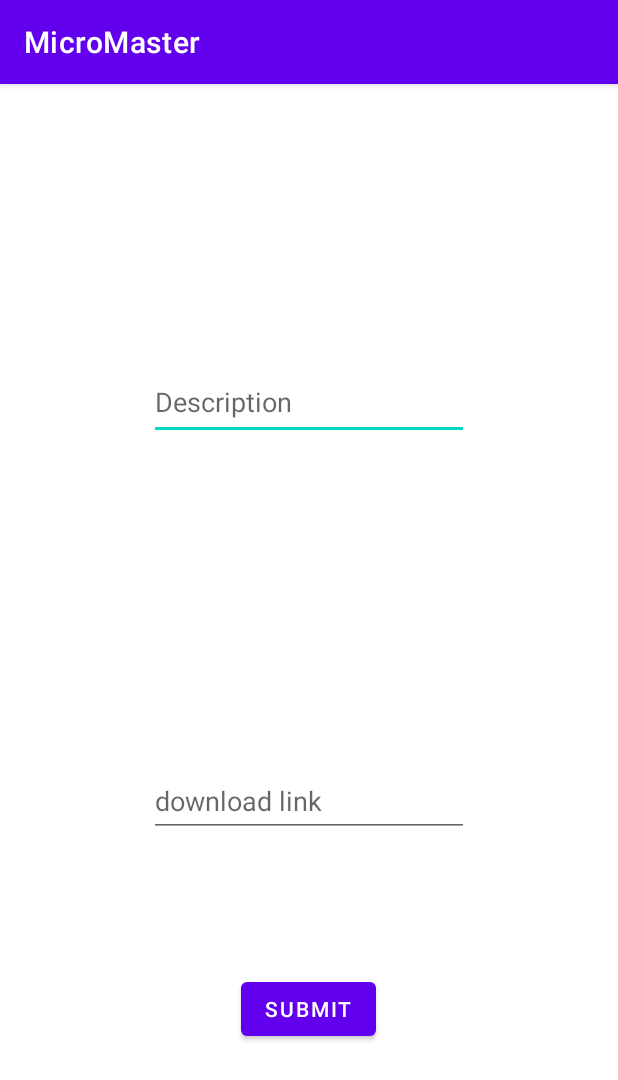
After one commit to Mobile-Programming-HWs/Project, an Android app: the AddHomeworkActivity screen opened directly, with no data from a screen before it, on a phone screen of 412 x 824 dp. The commit adds this screen. Shown: the top 1080 px of the screen. Run offline under Robolectric (Android 15) with nearby library versions, the phone set to English and light mode, and no system bars; our stand-ins replace Room's generated code; 2 statements that could not run were skipped.

Commit message:
added hw

```diff
--- /dev/null
+++ b/app/src/main/java/com/sharif/micromaster/AddHomeworkActivity.java
@@ -0,0 +1,55 @@
+package com.sharif.micromaster;
+
+import androidx.appcompat.app.AppCompatActivity;
+
+import android.content.Intent;
+import android.os.Bundle;
+import android.widget.Button;
+import android.widget.EditText;
+import android.widget.TextView;
+import android.widget.Toast;
+
+public class AddHomeworkActivity extends AppCompatActivity {
+
+    TextView creator;
+    EditText description;
+    EditText link;
+    Button submit;
+    Database db;
+    Course course;
+
+    @Override
+    protected void onCreate(Bundle savedInstanceState) {
+        super.onCreate(savedInstanceState);
+        setContentView(R.layout.activity_add_homework);
+        findViews();
+        db = Database.getInstance(this);
+        User loggedIn = db.UserDao().getUserById(db.LoggedInUserDao().user().getUserID());
+        creator.setText("Creator: " + loggedIn.getName());
+        Intent intent = getIntent();
+        int courseId = intent.getIntExtra("course", 1);
+        course = db.CourseDao().getCourse(courseId);
+        submit.setOnClickListener(view -> {
+            if (creator.getText().toString().isEmpty()) {
+                Toast.makeText(this, "Creator cannot be empty", Toast.LENGTH_SHORT).show();
+                return;
+            }
+            if (link.getText().toString().isEmpty()) {
+                Toast.makeText(this, "Link cannot be empty", Toast.LENGTH_SHORT).show();
+                return;
+            }
+            Homework homework = new Homework(courseId, loggedIn.getId(), description.getText().toString(),
+                    link.getText().toString());
+            db.HomeworkDao().insert(homework);
+            Toast.makeText(this, "Success!", Toast.LENGTH_SHORT).show();
+            finish();
+        });
+    }
+
+    private void findViews() {
+        creator = findViewById(R.id.homework_creator);
+        description = findViewById(R.id.homework_description);
+        link = findViewById(R.id.homework_link);
+        submit = findViewById(R.id.submit_homework);
+    }
+}
--- a/app/src/main/java/com/sharif/micromaster/Database.java
+++ b/app/src/main/java/com/sharif/micromaster/Database.java
@@ -5,7 +5,7 @@ import android.content.Context;
 import androidx.room.Room;
 import androidx.room.RoomDatabase;
 
-@androidx.room.Database(entities = {User.class, Course.class, Homework.class, LoggedInUser.class, TA.class}, version = 6, exportSchema = false)
+@androidx.room.Database(entities = {User.class, Course.class, Homework.class, LoggedInUser.class, TA.class, Enrollment.class}, version = 8, exportSchema = false)
 public abstract class Database extends RoomDatabase {
     public abstract UserDao UserDao();
 
--- a/app/src/main/java/com/sharif/micromaster/HomeworkAdapter.java
+++ b/app/src/main/java/com/sharif/micromaster/HomeworkAdapter.java
@@ -3,6 +3,7 @@ package com.sharif.micromaster;
 import android.content.Context;
 import android.content.Intent;
 import android.net.Uri;
+import android.util.Log;
 import android.view.LayoutInflater;
 import android.view.View;
 import android.view.ViewGroup;
@@ -21,10 +22,12 @@ public class HomeworkAdapter extends RecyclerView.Adapter<HomeworkAdapter.MyView
 
     List<Homework> homeworkList;
     Context context;
+    Database db;
 
     public HomeworkAdapter(List<Homework> homeworkList, Context context) {
         this.homeworkList = homeworkList;
         this.context = context;
+        db = Database.getInstance(context);
     }
 
     @NonNull
@@ -38,12 +41,13 @@ public class HomeworkAdapter extends RecyclerView.Adapter<HomeworkAdapter.MyView
     public void onBindViewHolder(@NonNull MyViewHolder holder, int position) {
         final Homework homework = homeworkList.get(position);
         holder.description.setText(homework.getDescription());
-        holder.creator.setText(homework.getCreator());
+        holder.creator.setText(db.UserDao().getUserById(homework.getCreator()).getName());
         holder.button.setOnClickListener(new View.OnClickListener() {
             @Override
             public void onClick(View view) {
                 Intent intent = new Intent(Intent.ACTION_VIEW);
                 intent.setData(Uri.parse(homework.getPdfLink()));
+                Log.d("aaaaaa", homework.getPdfLink());
                 context.startActivity(intent);
             }
         });
--- /dev/null
+++ b/app/src/main/res/layout/activity_add_homework.xml
@@ -0,0 +1,65 @@
+<?xml version="1.0" encoding="utf-8"?>
+<RelativeLayout xmlns:android="http://schemas.android.com/apk/res/android"
+    xmlns:app="http://schemas.android.com/apk/res-auto"
+    xmlns:tools="http://schemas.android.com/tools"
+    android:layout_width="match_parent"
+    android:layout_height="match_parent"
+    tools:context=".AddHomeworkActivity">
+
+    <TextView
+        android:id="@+id/homework_creator"
+        android:layout_width="wrap_content"
+        android:layout_height="wrap_content"
+        android:layout_alignParentTop="true"
+        android:layout_centerHorizontal="true"
+        android:layout_marginTop="90dp"
+        android:ems="10"
+        android:inputType="textPersonName"
+        android:minHeight="48dp"
+        app:layout_constraintEnd_toEndOf="parent"
+        app:layout_constraintStart_toStartOf="parent"
+        tools:layout_editor_absoluteY="71dp" />
+
+    <EditText
+        android:id="@+id/homework_description"
+        android:layout_width="wrap_content"
+        android:layout_height="wrap_content"
+        android:layout_alignParentTop="true"
+        android:layout_centerHorizontal="true"
+        android:layout_marginTop="189dp"
+        android:ems="10"
+        android:gravity="start|top"
+        android:hint="Description"
+        android:inputType="textMultiLine"
+        android:minHeight="48dp"
+        app:layout_constraintEnd_toEndOf="parent"
+        app:layout_constraintStart_toStartOf="parent"
+        tools:layout_editor_absoluteY="156dp" />
+
+    <EditText
+        android:id="@+id/homework_link"
+        android:layout_width="wrap_content"
+        android:layout_height="wrap_content"
+        android:layout_alignParentBottom="true"
+        android:layout_centerHorizontal="true"
+        android:layout_marginBottom="266dp"
+        android:ems="10"
+        android:hint="download link"
+        android:inputType="textPersonName"
+        android:minHeight="48dp"
+        app:layout_constraintEnd_toEndOf="parent"
+        app:layout_constraintStart_toStartOf="parent"
+        tools:layout_editor_absoluteY="356dp" />
+
+    <Button
+        android:id="@+id/submit_homework"
+        android:layout_width="wrap_content"
+        android:layout_height="wrap_content"
+        android:layout_alignParentBottom="true"
+        android:layout_centerHorizontal="true"
+        android:layout_marginBottom="127dp"
+        android:text="Submit"
+        app:layout_constraintEnd_toEndOf="parent"
+        app:layout_constraintStart_toStartOf="parent"
+        tools:layout_editor_absoluteY="486dp" />
+</RelativeLayout>
```
Also changed, not shown: app/src/main/AndroidManifest.xml (+17 -9 lines), app/src/main/java/com/sharif/micromaster/CourseActivity.java (+18 -0 lines), app/src/main/java/com/sharif/micromaster/Enrollment.java (added, +48 -0 lines), app/src/main/java/com/sharif/micromaster/EnrollmentDao.java (added, +22 -0 lines), app/src/main/java/com/sharif/micromaster/Homework.java (+4 -5 lines).
